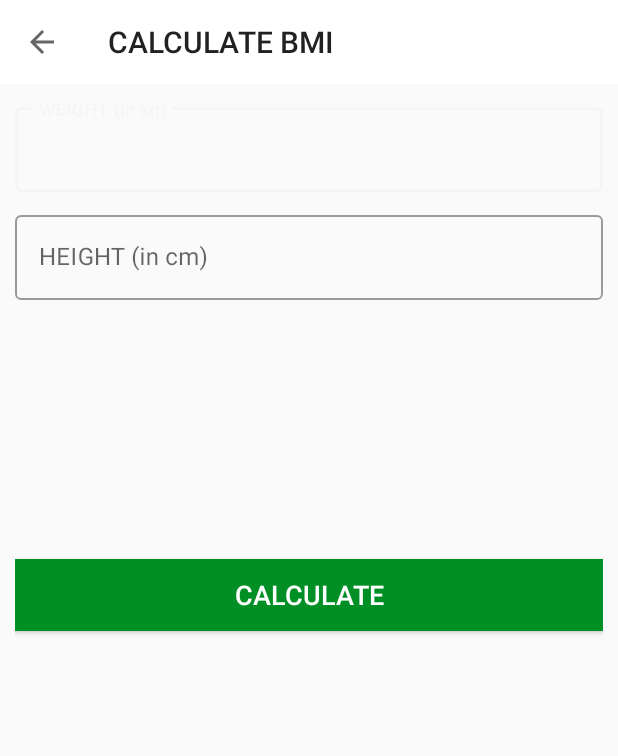
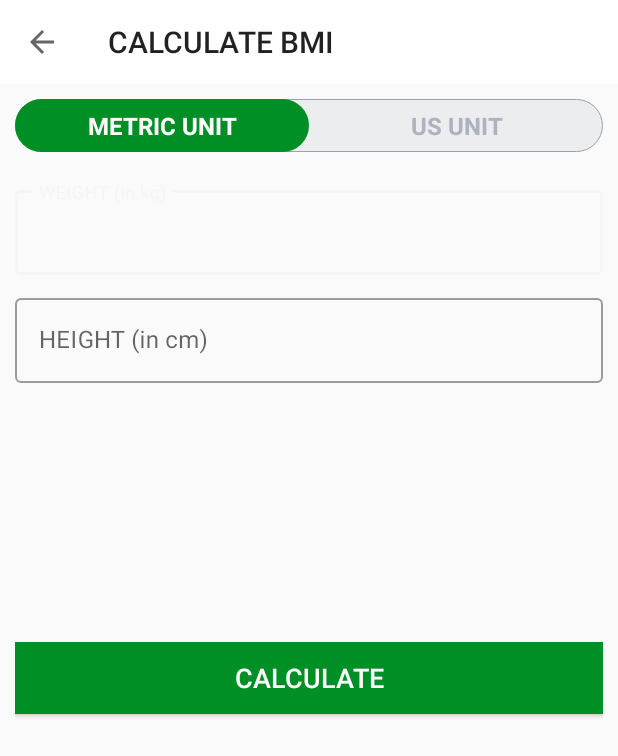
Before and after one commit to liguopengbenli/workoutAPP, an Android app: the BMIActivity screen opened directly, with no data from a screen before it, on a phone screen of 412 x 824 dp. Shown: the top 756 px of the screen. Run offline under Robolectric (Android 15) with nearby library versions, the phone set to English and light mode, and no system bars.

Commit message:
add radioButton with check= true or false technique

```diff
--- /dev/null
+++ b/app/src/main/res/drawable/radio_group_tab_background.xml
@@ -0,0 +1,10 @@
+<?xml version="1.0" encoding="utf-8"?>
+<shape xmlns:android="http://schemas.android.com/apk/res/android"
+    android:shape="rectangle">
+
+    <solid android:color="#ECEDEF"/>
+    <stroke android:width="0.5dp"
+        android:color="#9AA2AF"/>
+
+    <corners android:radius="30dp"/>
+</shape>
--- /dev/null
+++ b/app/src/main/res/drawable/units_tab_selector.xml
@@ -0,0 +1,11 @@
+<?xml version="1.0" encoding="utf-8"?>
+<selector xmlns:android="http://schemas.android.com/apk/res/android">
+    <item android:state_checked="true">
+        <shape android:shape="rectangle">
+            <solid android:color="@color/colorAccent"/>
+            <corners android:radius="30dp"/>
+        </shape>
+    </item>
+
+
+</selector>
--- /dev/null
+++ b/app/src/main/res/drawable/units_tab_text_color_selector.xml
@@ -0,0 +1,5 @@
+<?xml version="1.0" encoding="utf-8"?>
+<selector xmlns:android="http://schemas.android.com/apk/res/android">
+    <item android:color="#FFFFFF" android:state_checked="true"/>
+    <item android:color="#ADB3BE" android:state_checked="false"/>
+</selector>
--- a/app/src/main/res/layout/activity_b_m_i.xml
+++ b/app/src/main/res/layout/activity_b_m_i.xml
@@ -10,17 +10,56 @@
     <androidx.appcompat.widget.Toolbar
         android:id="@+id/toolbar_bmi_activity"
         android:layout_width="match_parent"
-        android:layout_height="?android:actionBarSize"
+        android:layout_height="?android:attr/actionBarSize"
         android:background="#FFFFFF"
         />
 
+
+    <RadioGroup
+        android:id="@+id/rgUnits"
+        android:layout_width="match_parent"
+        android:layout_height="wrap_content"
+        android:layout_below="@id/toolbar_bmi_activity"
+        android:layout_margin="10dp"
+        android:background="@drawable/radio_group_tab_background"
+        android:orientation="horizontal">
+
+            <RadioButton
+                android:id="@+id/rbMetricsUnits"
+                android:layout_width="0dp"
+                android:layout_height="35dp"
+                android:layout_weight="0.5"
+                android:background="@drawable/units_tab_selector"
+                android:checked="true"
+                android:text="METRIC UNIT"
+                android:gravity="center"
+                android:textColor="@drawable/units_tab_text_color_selector"
+                android:textSize="16sp"
+                android:textStyle="bold"
+                android:button="@null"/>
+
+            <RadioButton
+                android:id="@+id/rbUsUnits"
+                android:layout_width="0dp"
+                android:layout_height="35dp"
+                android:layout_weight="0.5"
+                android:background="@drawable/units_tab_selector"
+                android:checked="false"
+                android:text="US UNIT"
+                android:gravity="center"
+                android:textColor="@drawable/units_tab_text_color_selector"
+                android:textSize="16sp"
+                android:textStyle="bold"
+                android:button="@null"/>
+    </RadioGroup>
+
     <LinearLayout
+        android:id="@+id/llUnitsView"
         android:layout_width="match_parent"
         android:layout_height="match_parent"
-        android:layout_below="@id/toolbar_bmi_activity"
+        android:layout_below="@id/rgUnits"
         android:orientation="vertical"
         android:padding="10dp">
-
 
         <LinearLayout
             android:id="@+id/llMetricUnitsView"
```
